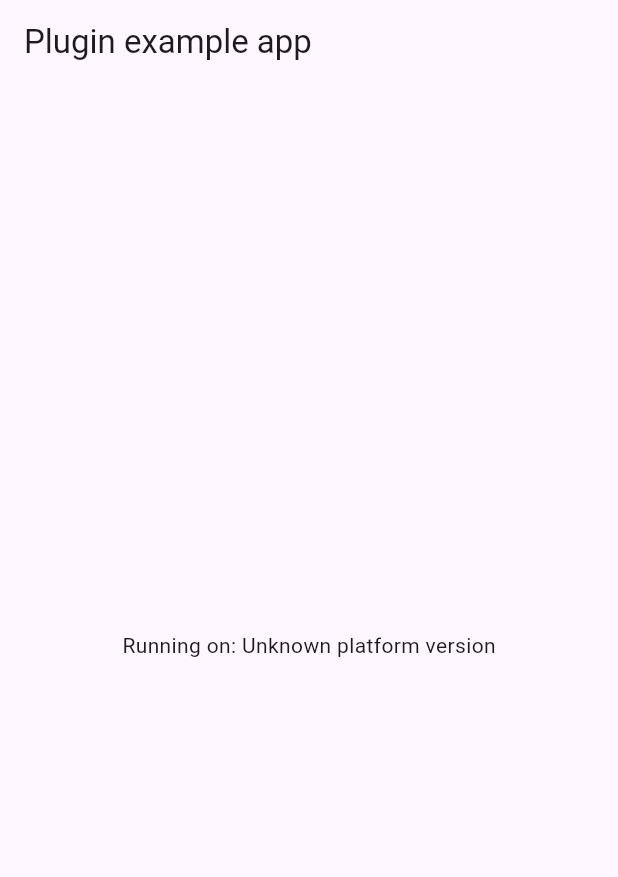
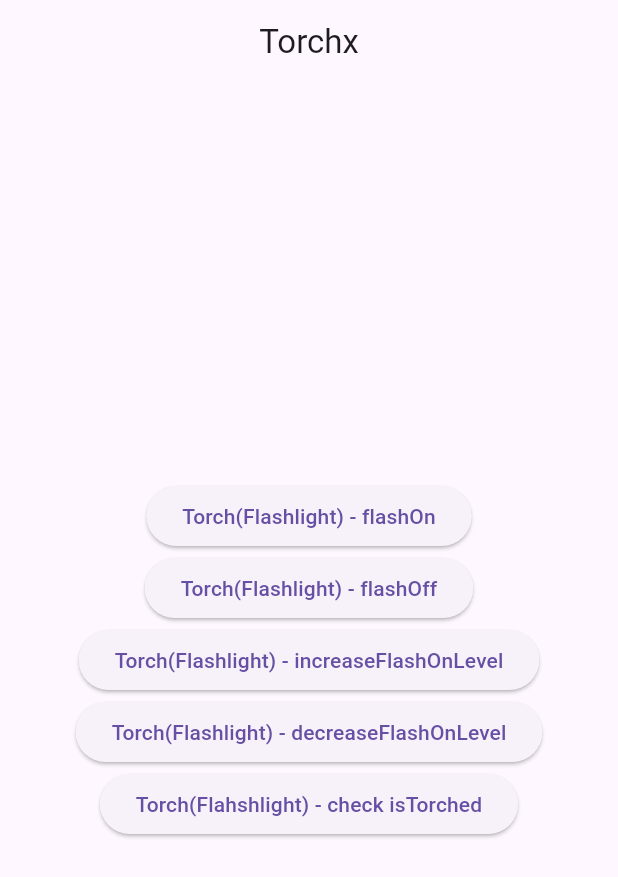
Before and after one commit to b3lon9/torchx, a Flutter app: the screen it shows after launch, on a phone screen of 412 x 824 dp. Shown: the top 877 px of the screen. Run offline on Flutter 3.47's test engine with Material 3 defaults, Android fonts, the phone set to English and light mode, and no system bars; our stand-ins replace plugin_platform_interface.

```diff
--- a/example/lib/main.dart
+++ b/example/lib/main.dart
@@ -1,62 +1,70 @@
 import 'package:flutter/material.dart';
-import 'dart:async';
-
-import 'package:flutter/services.dart';
 import 'package:torchx/torchx.dart';
+import 'package:torchx_example/main_example_helper.dart';
 
 void main() {
-  runApp(const MyApp());
+  runApp(ExampleApp());
 }
 
-class MyApp extends StatefulWidget {
-  const MyApp({super.key});
+class ExampleApp extends StatelessWidget {
+  ExampleApp({super.key});
 
-  @override
-  State<MyApp> createState() => _MyAppState();
-}
-
-class _MyAppState extends State<MyApp> {
-  String _platformVersion = 'Unknown';
-
-  @override
-  void initState() {
-    super.initState();
-    initPlatformState();
-  }
-
-  // Platform messages are asynchronous, so we initialize in an async method.
-  Future<void> initPlatformState() async {
-    String platformVersion;
-    // Platform messages may fail, so we use a try/catch PlatformException.
-    // We also handle the message potentially returning null.
-    try {
-      platformVersion = await Torch.instance.getPlatformVersion() ??
-          'Unknown platform version';
-    } on PlatformException {
-      platformVersion = 'Failed to get platform version.';
-    }
-
-    // If the widget was removed from the tree while the asynchronous platform
-    // message was in flight, we want to discard the reply rather than calling
-    // setState to update our non-existent appearance.
-    if (!mounted) return;
-
-    setState(() {
-      _platformVersion = platformVersion;
-    });
-  }
+  double level = 0;
 
   @override
   Widget build(BuildContext context) {
-    return MaterialApp(
-      home: Scaffold(
-        appBar: AppBar(
-          title: const Text('Plugin example app'),
+    return exampleColumn(
+      children: [
+        ElevatedButton(
+          onPressed: flashOn,
+          child: const Text("Torch(Flashlight) - flashOn"),
         ),
-        body: Center(
-          child: Text('Running on: $_platformVersion\n'),
+        ElevatedButton(
+          onPressed: flashOff,
+          child: const Text("Torch(Flashlight) - flashOff"),
         ),
-      ),
+        ElevatedButton(
+          onPressed: increaseFlashOnLevel,
+          child: const Text("Torch(Flashlight) - increaseFlashOnLevel"),
+        ),
+        ElevatedButton(
+          onPressed: decreaseFlashOnLevel,
+          child: const Text("Torch(Flashlight) - decreaseFlashOnLevel"),
+        ),
+        ElevatedButton(
+          onPressed: checkTorchState,
+          child: const Text("Torch(Flahshlight) - check isTorched"),
+        ),
+      ]
     );
   }
+
+  void flashOn() {
+    Torch.instance.flashOn();
+  }
+
+  void flashOff() {
+    Torch.instance.flashOff();
+  }
+
+  void increaseFlashOnLevel() {
+    if (level >= Torch.maxLevel) {
+      level = Torch.maxLevel;
+    }
+
+    Torch.instance.flashOnLevel(strengthLevel: level);
+  }
+
+  void decreaseFlashOnLevel() {
+    if (level <= Torch.minLevel) {
+      level = Torch.minLevel;
+    }
+
+    Torch.instance.flashOnLevel(strengthLevel: level);
+  }
+
+  void checkTorchState() async {
+    bool isTorched = await Torch.instance.isTorched;
+    debugPrint("[donguran].. checkTorchState - isTorched:$isTorched");
+  }
 }
--- /dev/null
+++ b/example/lib/main_example_helper.dart
@@ -0,0 +1,24 @@
+import 'package:flutter/material.dart';
+import 'package:torchx_example/main.dart';
+
+extension ExampleAppHelper on ExampleApp {
+  Widget exampleColumn({required List<Widget> children}) {
+    return MaterialApp(
+      home: Scaffold(
+        appBar: AppBar(
+          title: const Text("Torchx"),
+          centerTitle: true,
+        ),
+        body: SafeArea(
+          child: Center(
+            child: Column(
+              mainAxisAlignment: MainAxisAlignment.center,
+              crossAxisAlignment: CrossAxisAlignment.center,
+              children: children,
+            ),
+          ),
+        ),
+      ),
+    );
+  }
+}
--- a/lib/bridge/torchx_method_channel.dart
+++ b/lib/bridge/torchx_method_channel.dart
@@ -14,6 +14,11 @@ class MethodChannelTorchx extends TorchxPlatform implements TorchProtocol{
   Future<String?> getPlatformVersion() async {
     final version = await methodChannel.invokeMethod<String>('getPlatformVersion');
     return version;
+  }
+
+  @override
+  void init() {
+    methodChannel.invokeMethod(_TorchConstant.init);
   }
 
   @override
--- a/lib/module/torch.dart
+++ b/lib/module/torch.dart
@@ -4,8 +4,8 @@ import 'package:torchx/module/torch_protocol.dart';
 import '../bridge/torchx_platform_interface.dart';
 
 class Torch implements TorchProtocol {
-  static final double torchLevelMin = Platform.isAndroid ? 1.0 : 0.1;
-  static final double torchLevelMax = Platform.isAndroid ? 5.0 : 1.0;
+  static final double minLevel = Platform.isAndroid ? 1.0 : 0.1;
+  static final double maxLevel = Platform.isAndroid ? 5.0 : 1.0;
 
   Torch._();
 
```
Also changed, not shown: 1 other file.
